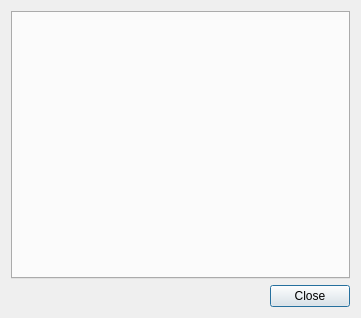
The window that ui/selector.ui (Giswater/giswater_qgis_plugin) describes before a commit, drawn with Qt 5.
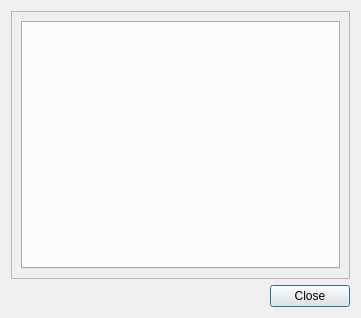
The same window after the commit.

Commit message: Enhancement: add scroll bar into docker forms and some improvements on mincut form

The edit to the form file:
```diff
--- a/ui/selector.ui
+++ b/ui/selector.ui
@@ -14,31 +14,14 @@
    <string>Selector</string>
   </property>
   <layout class="QGridLayout" name="gridLayout">
-   <item row="0" column="0" colspan="2">
-    <layout class="QGridLayout" name="gridLayout_2">
-     <item row="1" column="0" colspan="2">
-      <widget class="QTabWidget" name="main_tab">
-       <property name="sizePolicy">
-        <sizepolicy hsizetype="Preferred" vsizetype="Preferred">
-         <horstretch>0</horstretch>
-         <verstretch>0</verstretch>
-        </sizepolicy>
-       </property>
-       <property name="currentIndex">
-        <number>-1</number>
-       </property>
-      </widget>
-     </item>
-    </layout>
-   </item>
-   <item row="1" column="1">
+   <item row="1" column="2">
     <widget class="QPushButton" name="btn_close">
      <property name="text">
       <string>Close</string>
      </property>
     </widget>
    </item>
-   <item row="1" column="0">
+   <item row="1" column="1">
     <spacer name="horizontalSpacer">
      <property name="orientation">
       <enum>Qt::Horizontal</enum>
@@ -51,6 +34,42 @@
      </property>
     </spacer>
    </item>
+   <item row="0" column="0" colspan="3">
+    <widget class="QScrollArea" name="scrollArea">
+     <property name="widgetResizable">
+      <bool>true</bool>
+     </property>
+     <widget class="QWidget" name="scrollAreaWidgetContents_2">
+      <property name="geometry">
+       <rect>
+        <x>0</x>
+        <y>0</y>
+        <width>341</width>
+        <height>269</height>
+       </rect>
+      </property>
+      <layout class="QGridLayout" name="gridLayout_3">
+       <item row="0" column="0">
+        <layout class="QGridLayout" name="gridLayout_2">
+         <item row="1" column="0" colspan="2">
+          <widget class="QTabWidget" name="main_tab">
+           <property name="sizePolicy">
+            <sizepolicy hsizetype="Preferred" vsizetype="Preferred">
+             <horstretch>0</horstretch>
+             <verstretch>0</verstretch>
+            </sizepolicy>
+           </property>
+           <property name="currentIndex">
+            <number>-1</number>
+           </property>
+          </widget>
+         </item>
+        </layout>
+       </item>
+      </layout>
+     </widget>
+    </widget>
+   </item>
   </layout>
  </widget>
  <resources/>
```
The commit also changes 5 other files.
